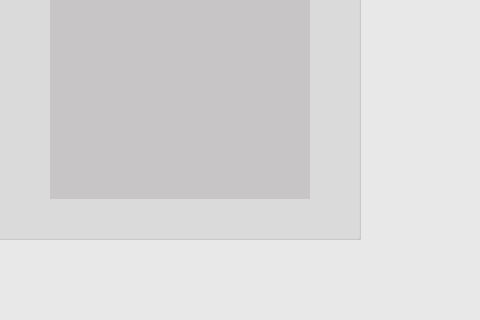
This is newMember/NewMember.ui in Holy-Shine/Acrotest as Qt 5 draws it before an edit; both pictures show x 720 to 1200 and y 331 to 651 of the 1291 by 651 pixel window. The edited form follows.
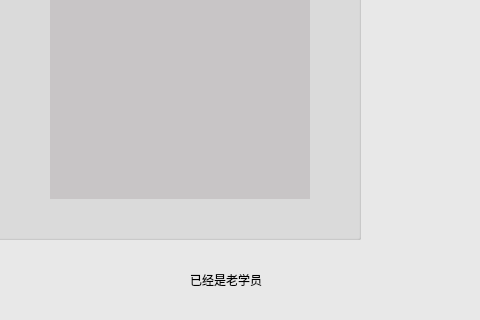
This is the edited form.

What changed in the file:
```diff
--- a/newMember/NewMember.ui
+++ b/newMember/NewMember.ui
@@ -484,6 +484,19 @@
     <string>返回</string>
    </property>
   </widget>
+  <widget class="QLabel" name="lb_toOld">
+   <property name="geometry">
+    <rect>
+     <x>910</x>
+     <y>600</y>
+     <width>101</width>
+     <height>21</height>
+    </rect>
+   </property>
+   <property name="text">
+    <string>已经是老学员</string>
+   </property>
+  </widget>
  </widget>
  <resources/>
  <connections/>
```
